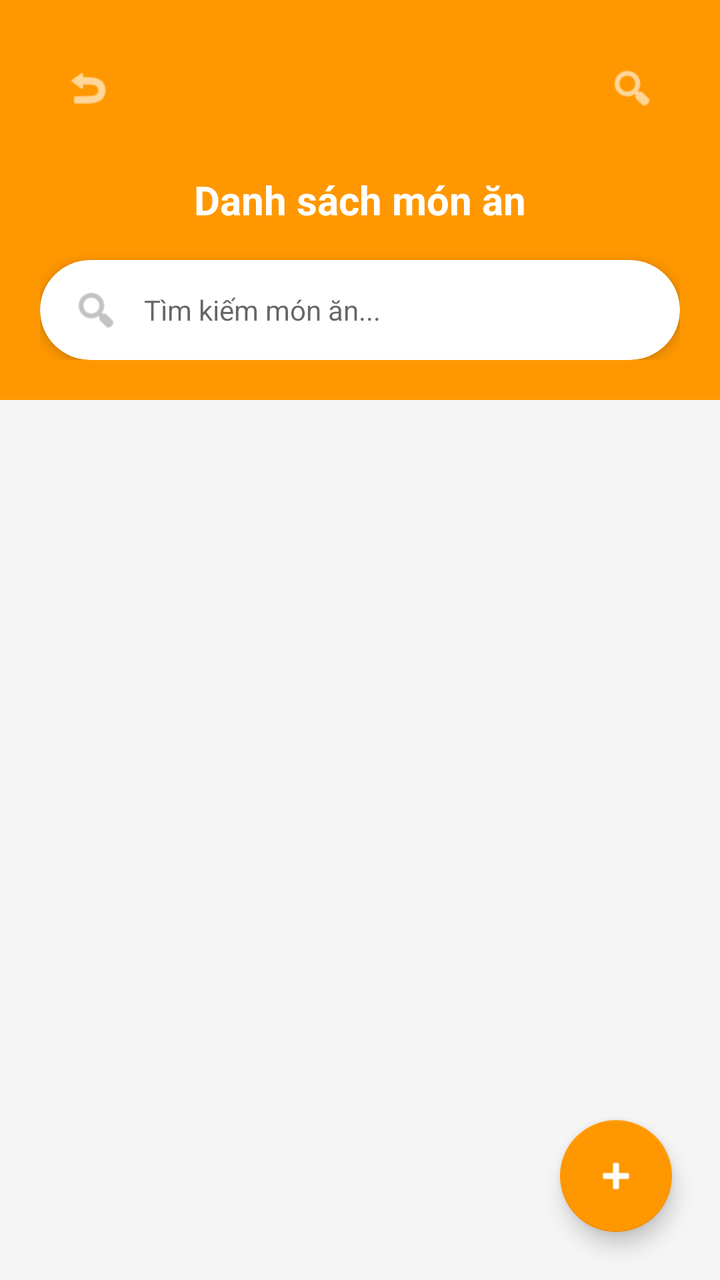
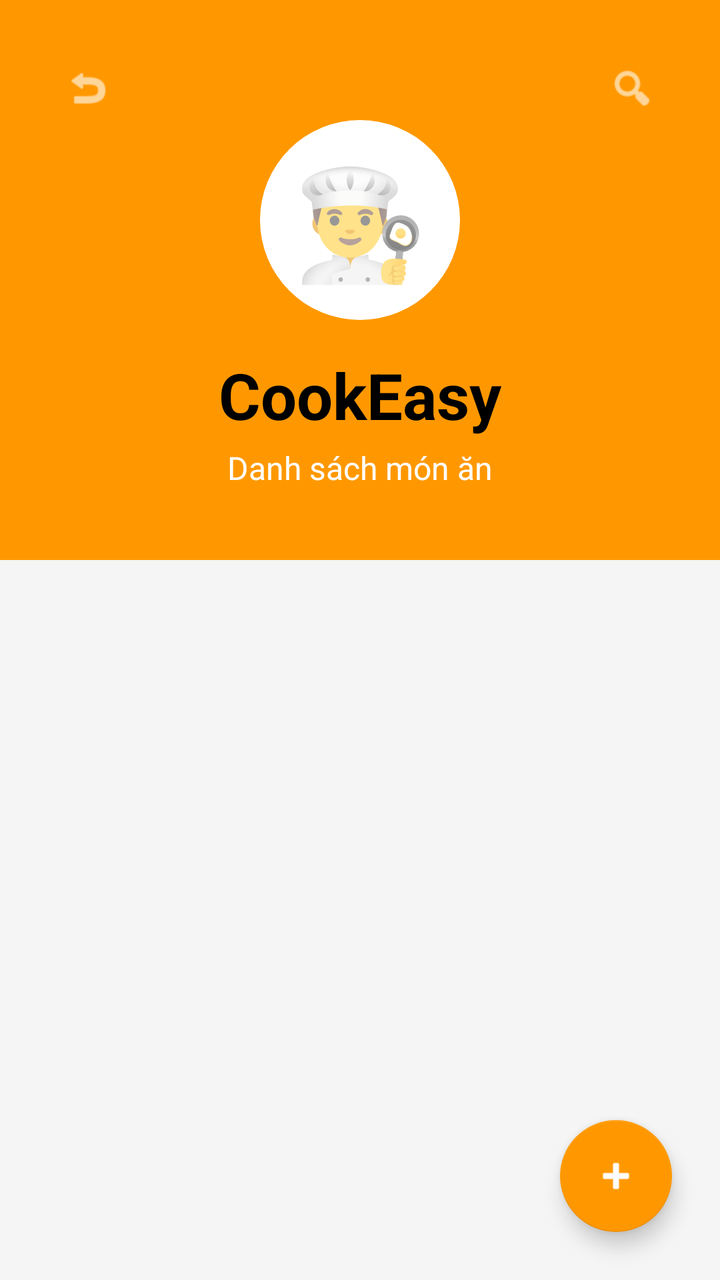

Before-and-after screenshots of an Android layout around one commit, followed by the original layout XML and the change that was made.
<!-- AndroidManifest.xml: application theme Theme.CookEasy_LHD_113_T7 -->
<!-- res/layout/man_hinh_danh_sach_mon_an.xml -->
<?xml version="1.0" encoding="utf-8"?>
<RelativeLayout xmlns:android="http://schemas.android.com/apk/res/android"
    xmlns:app="http://schemas.android.com/apk/res-auto"
    android:layout_width="match_parent"
    android:layout_height="match_parent"
    android:background="#F5F5F5">

    
    <RelativeLayout
        android:id="@+id/header"
        android:layout_width="match_parent"
        android:layout_height="200dp"
        android:background="#FF9800"
        android:padding="20dp">

        <ImageView
            android:id="@+id/btnBack"
            android:layout_width="48dp"
            android:layout_height="48dp"
            android:src="@android:drawable/ic_menu_revert"
            app:tint="#FFFFFF"
            android:padding="12dp"
            android:clickable="true"
            android:focusable="true" />

        <TextView
            android:layout_width="wrap_content"
            android:layout_height="wrap_content"
            android:layout_centerInParent="true"
            android:text="Danh sách món ăn"
            android:textColor="#FFFFFF"
            android:textSize="20sp"
            android:textStyle="bold" />

        <ImageView
            android:id="@+id/btnSearch"
            android:layout_width="48dp"
            android:layout_height="48dp"
            android:layout_alignParentEnd="true"
            android:src="@android:drawable/ic_menu_search"
            app:tint="#FFFFFF"
            android:padding="12dp"
            android:clickable="true"
            android:focusable="true" />

        
        <androidx.cardview.widget.CardView
            android:layout_width="match_parent"
            android:layout_height="50dp"
            android:layout_alignParentBottom="true"
            android:layout_marginTop="80dp"
            app:cardCornerRadius="25dp"
            app:cardElevation="4dp">

            <LinearLayout
                android:layout_width="match_parent"
                android:layout_height="match_parent"
                android:orientation="horizontal"
                android:gravity="center_vertical"
                android:paddingStart="16dp"
                android:paddingEnd="16dp">

                <ImageView
                    android:layout_width="24dp"
                    android:layout_height="24dp"
                    android:src="@android:drawable/ic_menu_search"
                    app:tint="#999999" />

                <EditText
                    android:id="@+id/etSearch"
                    android:layout_width="0dp"
                    android:layout_height="match_parent"
                    android:layout_weight="1"
                    android:hint="Tìm kiếm món ăn..."
                    android:textSize="14sp"
                    android:background="@android:color/transparent"
                    android:paddingStart="12dp"
                    android:paddingEnd="12dp"
                    android:inputType="text"
                    android:autofillHints="no"
                    android:contentDescription="Tìm kiếm món ăn" />
            </LinearLayout>
        </androidx.cardview.widget.CardView>
    </RelativeLayout>

    
    <androidx.recyclerview.widget.RecyclerView
        android:id="@+id/rvMonAn"
        android:layout_width="match_parent"
        android:layout_height="match_parent"
        android:layout_below="@id/header"
        android:padding="16dp"
        android:clipToPadding="false" />

    
    <com.google.android.material.floatingactionbutton.FloatingActionButton
        android:id="@+id/fabAdd"
        android:layout_width="wrap_content"
        android:layout_height="wrap_content"
        android:layout_alignParentEnd="true"
        android:layout_alignParentBottom="true"
        android:layout_margin="24dp"
        android:src="@android:drawable/ic_input_add"
        app:tint="#FFFFFF"
        app:backgroundTint="#FF9800"
        app:elevation="6dp"
        android:contentDescription="Thêm món ăn" />
</RelativeLayout>
<!-- resources referenced by this layout -->
<resources>
  <style name="Theme.CookEasy_LHD_113_T7" parent="Theme.MaterialComponents.DayNight.NoActionBar">
          
          <item name="colorPrimary">@color/purple_500</item>
          <item name="colorPrimaryVariant">@color/purple_700</item>
          <item name="colorOnPrimary">@color/white</item>
          
      </style>
  <color name="purple_500">#FF6200EE</color>
  <color name="purple_700">#FF3700B3</color>
  <color name="white">#FFFFFFFF</color>
</resources>

<!-- the commit's change to res/layout/man_hinh_danh_sach_mon_an.xml (unified diff, before → after) -->
@@ -9,28 +9,22 @@
     <RelativeLayout
         android:id="@+id/header"
         android:layout_width="match_parent"
-        android:layout_height="200dp"
+        android:layout_height="280dp"
         android:background="#FF9800"
         android:padding="20dp">
 
+
+        
         <ImageView
             android:id="@+id/btnBack"
             android:layout_width="48dp"
             android:layout_height="48dp"
+            android:layout_alignParentStart="true"
             android:src="@android:drawable/ic_menu_revert"
             app:tint="#FFFFFF"
             android:padding="12dp"
             android:clickable="true"
             android:focusable="true" />
-
-        <TextView
-            android:layout_width="wrap_content"
-            android:layout_height="wrap_content"
-            android:layout_centerInParent="true"
-            android:text="Danh sách món ăn"
-            android:textColor="#FFFFFF"
-            android:textSize="20sp"
-            android:textStyle="bold" />
 
         <ImageView
             android:id="@+id/btnSearch"
@@ -43,44 +37,39 @@
             android:clickable="true"
             android:focusable="true" />
 
-        
-        <androidx.cardview.widget.CardView
-            android:layout_width="match_parent"
-            android:layout_height="50dp"
-            android:layout_alignParentBottom="true"
-            android:layout_marginTop="80dp"
-            app:cardCornerRadius="25dp"
-            app:cardElevation="4dp">
+        <TextView
+            android:id="@+id/ivLogo"
+            android:layout_width="100dp"
+            android:layout_height="100dp"
+            android:layout_centerHorizontal="true"
+            android:layout_marginTop="40dp"
+            android:gravity="center"
+            android:text="👨‍🍳"
+            android:textSize="54sp"
+            android:background="@drawable/circle_white_bg"
+            android:contentDescription="Logo" />
 
-            <LinearLayout
-                android:layout_width="match_parent"
-                android:layout_height="match_parent"
-                android:orientation="horizontal"
-                android:gravity="center_vertical"
-                android:paddingStart="16dp"
-                android:paddingEnd="16dp">
+        <TextView
+            android:id="@+id/tvAppName"
+            android:layout_width="wrap_content"
+            android:layout_height="wrap_content"
+            android:layout_below="@id/ivLogo"
+            android:layout_centerHorizontal="true"
+            android:layout_marginTop="16dp"
+            android:text="CookEasy"
+            android:textColor="#000000"
+            android:textSize="32sp"
+            android:textStyle="bold" />
 
-                <ImageView
-                    android:layout_width="24dp"
-                    android:layout_height="24dp"
-                    android:src="@android:drawable/ic_menu_search"
-                    app:tint="#999999" />
-
-                <EditText
-                    android:id="@+id/etSearch"
-                    android:layout_width="0dp"
-                    android:layout_height="match_parent"
-                    android:layout_weight="1"
-                    android:hint="Tìm kiếm món ăn..."
-                    android:textSize="14sp"
-                    android:background="@android:color/transparent"
-                    android:paddingStart="12dp"
-                    android:paddingEnd="12dp"
-                    android:inputType="text"
-                    android:autofillHints="no"
-                    android:contentDescription="Tìm kiếm món ăn" />
-            </LinearLayout>
-        </androidx.cardview.widget.CardView>
+        <TextView
+            android:layout_width="wrap_content"
+            android:layout_height="wrap_content"
+            android:layout_below="@id/tvAppName"
+            android:layout_centerHorizontal="true"
+            android:layout_marginTop="4dp"
+            android:text="Danh sách món ăn"
+            android:textColor="#FFFFFF"
+            android:textSize="16sp" />
     </RelativeLayout>
 
     
<!-- resource entries referenced after the edit -->
@@ -1,5 +1,11 @@
 <!-- resources referenced by this layout -->
 <resources>
+  <!-- drawable circle_white_bg (drawable) -->
+  <?xml version="1.0" encoding="utf-8"?>
+  <shape xmlns:android="http://schemas.android.com/apk/res/android"
+      android:shape="oval">
+      <solid android:color="#FFFFFF" />
+  </shape>
   <style name="Theme.CookEasy_LHD_113_T7" parent="Theme.MaterialComponents.DayNight.NoActionBar">
           
           <item name="colorPrimary">@color/purple_500</item>
